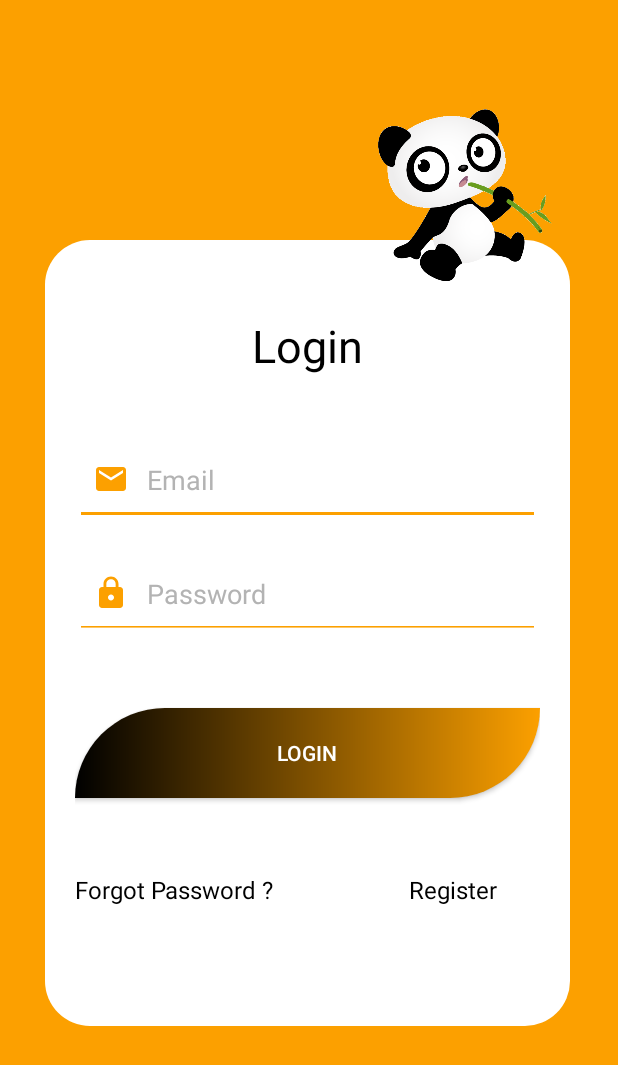
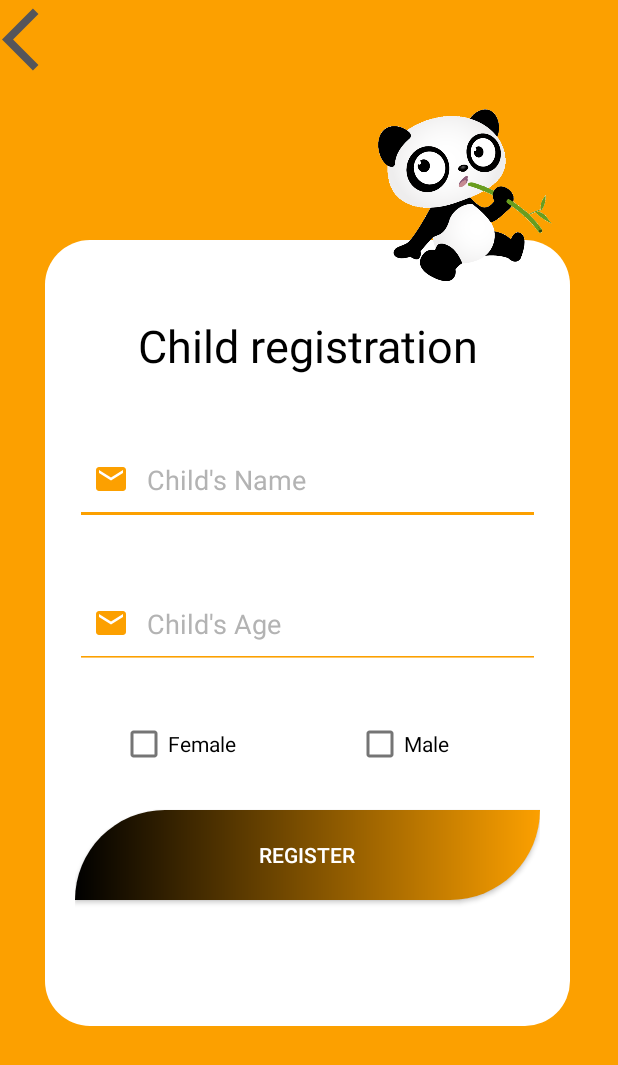
Before and after one commit to Linda-Imeri/ABCZone, an Android app: the screen it shows after launch (Login before the commit, Child_registration after it), on a phone screen of 412 x 824 dp. Shown: the top 1065 px of the screen. Run offline under Robolectric (Android 15) with nearby library versions, the phone set to English and light mode, and no system bars; our stand-ins replace Firebase (no records; nobody signed in at launch, a user with empty details on screens opened directly); libraries missing offline, so code that uses them is left out: com.tomer.fadingtextview.

Commit message:
Child-Registration added

```diff
--- a/app/src/main/AndroidManifest.xml
+++ b/app/src/main/AndroidManifest.xml
@@ -11,6 +11,7 @@
         android:roundIcon="@mipmap/ic_launcher_round"
         android:supportsRtl="true"
         android:theme="@style/Theme.ABCZone">
+        <activity android:name=".Child_registration"></activity>
         <activity android:name=".Watch_Movies" />
         <activity android:name=".Movie" />
         <activity android:name=".Speak_Write" />
--- /dev/null
+++ b/app/src/main/java/com/example/abczone/Child.java
@@ -0,0 +1,27 @@
+package com.example.abczone;
+
+public class Child {
+    String name,age;
+
+    public Child(String name,String age){
+        this.name=name;
+        this.age=age;
+
+    }
+
+    public String getName() {
+        return name;
+    }
+
+    public void setName(String name) {
+        this.name = name;
+    }
+
+    public String getAge() {
+        return age;
+    }
+
+    public void setAge(String age) {
+        this.age = age;
+    }
+}
--- /dev/null
+++ b/app/src/main/java/com/example/abczone/Child_registration.java
@@ -0,0 +1,47 @@
+package com.example.abczone;
+
+import androidx.appcompat.app.AppCompatActivity;
+
+import android.os.Bundle;
+import android.view.View;
+import android.widget.Button;
+import android.widget.CheckBox;
+import android.widget.EditText;
+import android.widget.TextView;
+import android.widget.Toast;
+
+import com.google.firebase.auth.FirebaseAuth;
+import com.google.firebase.database.DatabaseReference;
+import com.google.firebase.database.FirebaseDatabase;
+
+import java.lang.ref.Reference;
+
+public class Child_registration extends AppCompatActivity {
+    FirebaseDatabase rootNode;
+    DatabaseReference reference;
+    private EditText childName, childAge;
+    private CheckBox gender;
+    private Button registerChild;
+    Child child;
+
+    @Override
+    protected void onCreate(Bundle savedInstanceState) {
+        super.onCreate(savedInstanceState);
+        setContentView(R.layout.activity_child_registration);
+        childName=findViewById(R.id.childName);
+        childAge=findViewById(R.id.childAge);
+        gender=findViewById(R.id.gender);
+        registerChild=findViewById(R.id.registerChild);
+        reference=FirebaseDatabase.getInstance().getReference().child("Childs");
+        registerChild.setOnClickListener(new View.OnClickListener() {
+            @Override
+            public void onClick(View view) {
+                String name = childName.getText().toString().trim();
+                String age = childAge.getText().toString().trim();
+                child=new Child(name,age);
+
+            }
+        });
+
+    }
+}
--- a/app/src/main/java/com/example/abczone/MainActivity.java
+++ b/app/src/main/java/com/example/abczone/MainActivity.java
@@ -21,7 +21,7 @@ public class MainActivity extends AppCompatActivity {
         new Handler().postDelayed(new Runnable() {
             @Override
             public void run() {
-                Intent i = new Intent(getApplicationContext(), Login.class);
+                Intent i = new Intent(getApplicationContext(), Child_registration.class);
                 startActivity(i);
             }
         }, 6000);
--- /dev/null
+++ b/app/src/main/res/layout/activity_child_registration.xml
@@ -0,0 +1,121 @@
+<?xml version="1.0" encoding="utf-8"?>
+<RelativeLayout xmlns:android="http://schemas.android.com/apk/res/android"
+    xmlns:app="http://schemas.android.com/apk/res-auto"
+    xmlns:tools="http://schemas.android.com/tools"
+    android:layout_width="match_parent"
+    android:layout_height="match_parent"
+    android:background="@color/orange"
+    tools:context=".Child_registration">
+
+
+    <LinearLayout
+        android:layout_width="350dp"
+        android:layout_height="524dp"
+        android:layout_marginStart="30dp"
+        android:layout_marginTop="160dp"
+        android:layout_marginEnd="10dp"
+        android:background="@drawable/round_corner"
+        android:orientation="vertical"
+        android:paddingLeft="20dp"
+        android:paddingTop="30dp"
+        android:paddingRight="20dp">
+
+
+        <TextView
+            android:id="@+id/register_text"
+            android:layout_width="match_parent"
+            android:layout_height="60dp"
+            android:layout_marginTop="20dp"
+            android:text="Child registration"
+            android:textAlignment="center"
+            android:textColor="@color/black"
+            android:textSize="30sp" />
+
+        <EditText
+            android:id="@+id/childName"
+            android:layout_width="match_parent"
+            android:layout_height="60dp"
+            android:layout_marginTop="20dp"
+            android:layout_marginBottom="16dp"
+            app:backgroundTint="@color/orange"
+            android:textColorHint="@color/gray"
+            android:drawableStart="@drawable/ic_email"
+            android:drawablePadding="12dp"
+            android:ems="12"
+            android:hint="Child's Name"
+            android:inputType="textPersonName"
+            android:paddingStart="12dp"
+            android:paddingEnd="12dp" />
+        <EditText
+            android:id="@+id/childAge"
+            android:layout_width="match_parent"
+            android:layout_height="60dp"
+            android:layout_marginTop="20dp"
+            android:layout_marginBottom="16dp"
+            app:backgroundTint="@color/orange"
+            android:textColorHint="@color/gray"
+            android:drawableStart="@drawable/ic_email"
+            android:drawablePadding="12dp"
+            android:ems="12"
+            android:hint="Child's Age"
+            android:inputType="number"
+            android:paddingStart="12dp"
+            android:paddingEnd="12dp" />
+
+
+
+
+
+        <LinearLayout
+            android:layout_marginLeft="30dp"
+            android:layout_marginTop="10dp"
+            android:layout_width="wrap_content"
+            android:layout_height="wrap_content"
+            android:orientation="horizontal"
+    >
+        <CheckBox
+            android:id="@+id/gender"
+            android:layout_width="wrap_content"
+            android:layout_height="wrap_content"
+            android:text="Female" />
+
+        <CheckBox
+            android:id="@+id/gender1"
+            android:layout_width="148dp"
+            android:layout_height="wrap_content"
+            android:text="Male"
+            android:layout_marginLeft="80dp"/>
+    </LinearLayout>
+
+
+        <androidx.appcompat.widget.AppCompatButton
+            android:id="@+id/registerChild"
+            android:layout_width="match_parent"
+            android:layout_height="60dp"
+            android:layout_marginTop="20dp"
+            android:textColor="@color/white"
+            android:background="@drawable/button_style"
+            android:text="Register"
+            />
+
+
+
+    </LinearLayout>
+
+    <ImageView
+        android:layout_width="250dp"
+        android:layout_height="250dp"
+        android:layout_marginStart="250dp"
+        android:layout_marginTop="-5dp"
+        android:src="@drawable/panda_sitting" />
+
+    <ImageView
+        android:id="@+id/back_icon"
+        android:layout_width="50dp"
+        android:layout_height="50dp"
+        android:layout_marginStart="1dp"
+        android:layout_marginTop="1dp"
+        app:srcCompat="@drawable/back" />
+
+
+</RelativeLayout>
```
